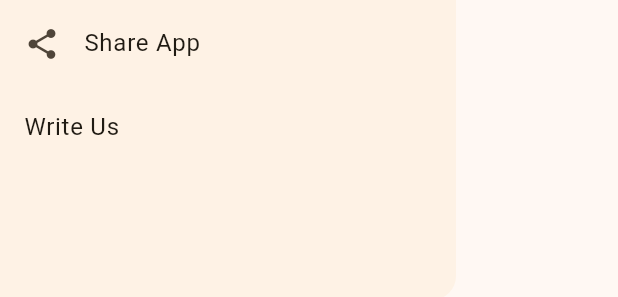
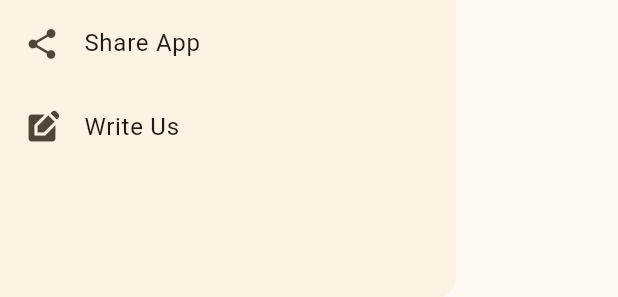
Before and after one commit to kumsumit/loanx, a Flutter app: the MyDrawer widget shown alone on an empty page, opened directly, on a phone screen of 412 x 824 dp. Shown: the part 936-1233 px from the top of the screen. Run offline on Flutter 3.47's test engine with Material 3 defaults, Android fonts, the phone set to English and light mode, and no system bars; our stand-ins replace auto_size_text, flutter_hooks, flutter_native_splash, flutter_secure_storage, flutter_typeahead, google_sign_in and 7 more; missing offline and left inert: encrypt, flutter_color_picker_plus, googleapis, workmanager; accounts and stored records are empty; generated files the repository leaves out were written again; network calls fail; statements that could not run were skipped.

Commit message:
code updtaed

```diff
--- a/lib/screens/drawer.dart
+++ b/lib/screens/drawer.dart
@@ -1,4 +1,5 @@
 import 'package:auto_size_text/auto_size_text.dart';
+import 'package:flutter/cupertino.dart';
 import 'package:flutter/material.dart';
 import 'package:flutter_color_picker_plus/flutter_color_picker_plus.dart';
 import 'package:flutter_hooks/flutter_hooks.dart';
@@ -652,6 +653,7 @@ class MyDrawer extends HookWidget {
               },
             ),
             ListTile(
+                 leading: Icon(Icons.edit_square),
               title: Text("Write Us"),
               onTap: () {
                 _launchURL('https://forms.gle/zSRbdvU45hvPWEYp7');
```
